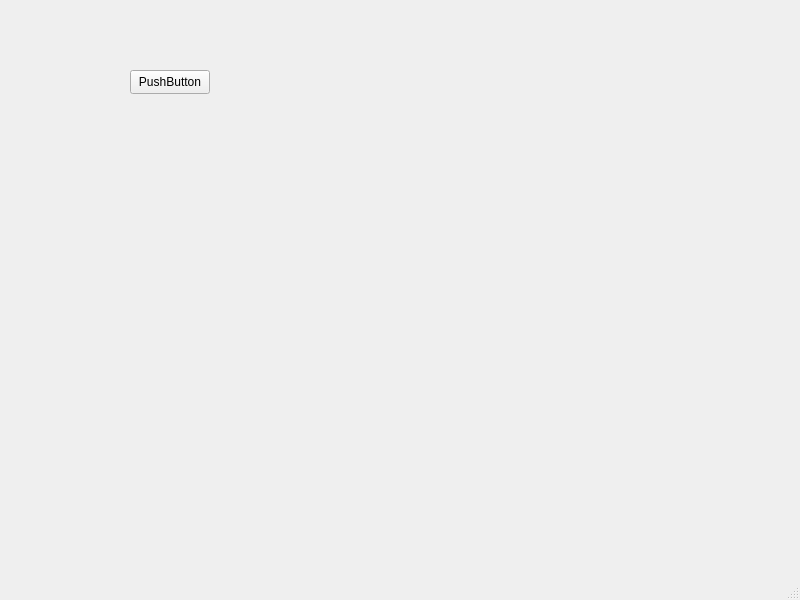
Above: mainwindow.ui from crazyrinchik/cpp_qt_project before the change. Below: the same form after it.
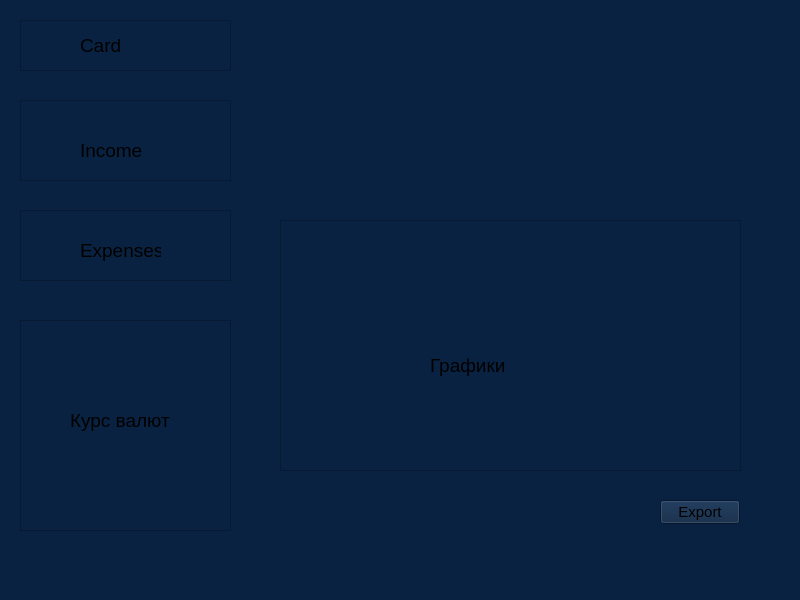
That is the form after the change.

Commit message: Design of start_page

Patch:
```diff
--- a/mainwindow.ui
+++ b/mainwindow.ui
@@ -13,20 +13,198 @@
   <property name="windowTitle">
    <string>MainWindow</string>
   </property>
+  <property name="styleSheet">
+   <string notr="true">background-color: rgb(10, 34, 65);</string>
+  </property>
   <widget class="QWidget" name="centralwidget">
    <widget class="QPushButton" name="pushButton">
     <property name="geometry">
      <rect>
-      <x>130</x>
-      <y>70</y>
+      <x>660</x>
+      <y>500</y>
       <width>80</width>
       <height>24</height>
      </rect>
     </property>
+    <property name="font">
+     <font>
+      <pointsize>11</pointsize>
+     </font>
+    </property>
     <property name="text">
-     <string>PushButton</string>
+     <string>Export</string>
     </property>
    </widget>
+   <widget class="QFrame" name="frame">
+    <property name="geometry">
+     <rect>
+      <x>20</x>
+      <y>20</y>
+      <width>211</width>
+      <height>51</height>
+     </rect>
+    </property>
+    <property name="frameShape">
+     <enum>QFrame::StyledPanel</enum>
+    </property>
+    <property name="frameShadow">
+     <enum>QFrame::Raised</enum>
+    </property>
+    <widget class="QLabel" name="label">
+     <property name="geometry">
+      <rect>
+       <x>60</x>
+       <y>10</y>
+       <width>81</width>
+       <height>31</height>
+      </rect>
+     </property>
+     <property name="font">
+      <font>
+       <pointsize>14</pointsize>
+      </font>
+     </property>
+     <property name="text">
+      <string>Card</string>
+     </property>
+    </widget>
+   </widget>
+   <widget class="QFrame" name="frame_2">
+    <property name="geometry">
+     <rect>
+      <x>20</x>
+      <y>100</y>
+      <width>211</width>
+      <height>81</height>
+     </rect>
+    </property>
+    <property name="frameShape">
+     <enum>QFrame::StyledPanel</enum>
+    </property>
+    <property name="frameShadow">
+     <enum>QFrame::Raised</enum>
+    </property>
+    <widget class="QLabel" name="label_2">
+     <property name="geometry">
+      <rect>
+       <x>60</x>
+       <y>30</y>
+       <width>81</width>
+       <height>41</height>
+      </rect>
+     </property>
+     <property name="font">
+      <font>
+       <pointsize>14</pointsize>
+      </font>
+     </property>
+     <property name="text">
+      <string>Income</string>
+     </property>
+    </widget>
+   </widget>
+   <widget class="QFrame" name="frame_3">
+    <property name="geometry">
+     <rect>
+      <x>20</x>
+      <y>210</y>
+      <width>211</width>
+      <height>71</height>
+     </rect>
+    </property>
+    <property name="frameShape">
+     <enum>QFrame::StyledPanel</enum>
+    </property>
+    <property name="frameShadow">
+     <enum>QFrame::Raised</enum>
+    </property>
+    <widget class="QLabel" name="label_3">
+     <property name="geometry">
+      <rect>
+       <x>60</x>
+       <y>20</y>
+       <width>81</width>
+       <height>41</height>
+      </rect>
+     </property>
+     <property name="font">
+      <font>
+       <pointsize>14</pointsize>
+      </font>
+     </property>
+     <property name="text">
+      <string>Expenses</string>
+     </property>
+    </widget>
+   </widget>
+   <widget class="QFrame" name="frame_4">
+    <property name="geometry">
+     <rect>
+      <x>20</x>
+      <y>320</y>
+      <width>211</width>
+      <height>211</height>
+     </rect>
+    </property>
+    <property name="frameShape">
+     <enum>QFrame::StyledPanel</enum>
+    </property>
+    <property name="frameShadow">
+     <enum>QFrame::Raised</enum>
+    </property>
+    <widget class="QLabel" name="label_4">
+     <property name="geometry">
+      <rect>
+       <x>50</x>
+       <y>80</y>
+       <width>101</width>
+       <height>41</height>
+      </rect>
+     </property>
+     <property name="font">
+      <font>
+       <pointsize>14</pointsize>
+      </font>
+     </property>
+     <property name="text">
+      <string>Курс валют</string>
+     </property>
+    </widget>
+   </widget>
+   <widget class="QFrame" name="frame_5">
+    <property name="geometry">
+     <rect>
+      <x>280</x>
+      <y>220</y>
+      <width>461</width>
+      <height>251</height>
+     </rect>
+    </property>
+    <property name="frameShape">
+     <enum>QFrame::StyledPanel</enum>
+    </property>
+    <property name="frameShadow">
+     <enum>QFrame::Raised</enum>
+    </property>
+    <widget class="QLabel" name="label_5">
+     <property name="geometry">
+      <rect>
+       <x>150</x>
+       <y>120</y>
+       <width>111</width>
+       <height>51</height>
+      </rect>
+     </property>
+     <property name="font">
+      <font>
+       <pointsize>14</pointsize>
+      </font>
+     </property>
+     <property name="text">
+      <string>Графики</string>
+     </property>
+    </widget>
+   </widget>
   </widget>
   <widget class="QMenuBar" name="menubar">
    <property name="geometry">
```
The commit also changes 5 other files.
